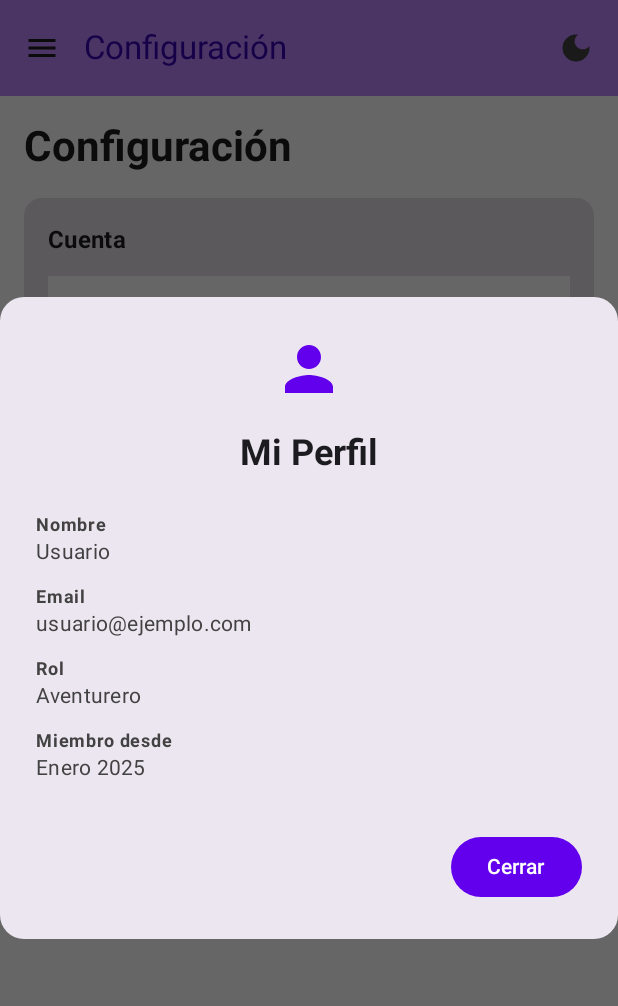
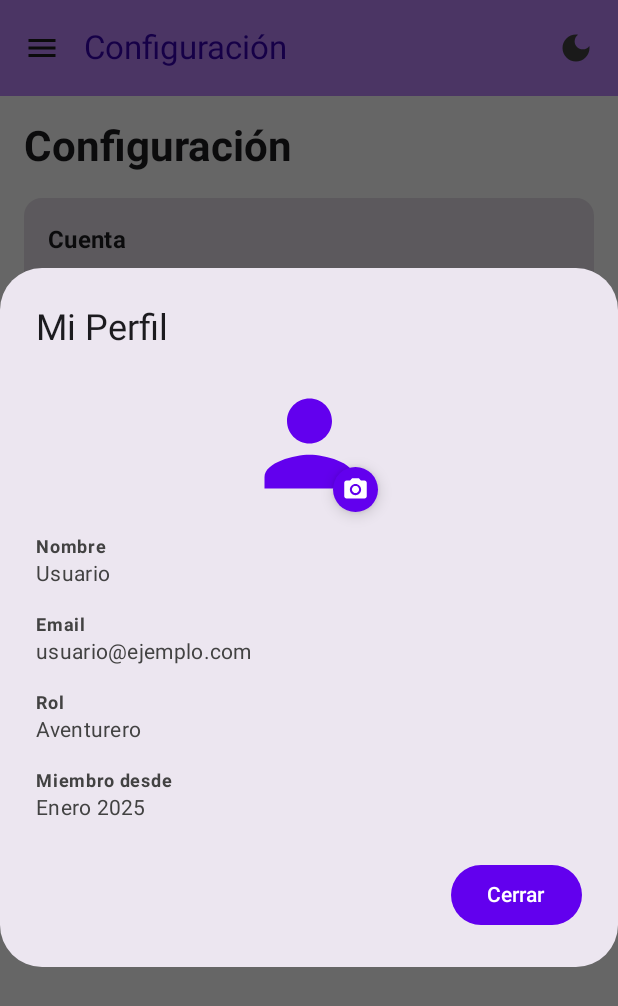
Before and after one commit to camiloyt96/MovilPathFinder, an Android app built with Jetpack Compose: the MenuScreen screen opened through its navigation route, after a tap on "Mi Perfil", on a phone screen of 412 x 824 dp. Shown: the top 1006 px of the screen. Run offline under Robolectric (Android 15) with nearby library versions, the phone set to English and light mode, and no system bars; our stand-ins replace Firebase (no records; nobody signed in at launch, a user with empty details on screens opened directly); pictures from the network do not load.

Commit message:
galery/camera

```diff
--- a/app/src/main/java/com/example/pathfinderapp/ui/components/MiniProfile.kt
+++ b/app/src/main/java/com/example/pathfinderapp/ui/components/MiniProfile.kt
@@ -1,14 +1,18 @@
 package com.example.pathfinderapp.ui.components
 
+import android.net.Uri
 import androidx.compose.foundation.layout.*
+import androidx.compose.foundation.shape.CircleShape
+import androidx.compose.material.icons.Icons
+import androidx.compose.material.icons.filled.CameraAlt
+import androidx.compose.material.icons.filled.Person
 import androidx.compose.material3.*
-import androidx.compose.material.icons.Icons
-import androidx.compose.material.icons.filled.Person
 import androidx.compose.runtime.Composable
+import androidx.compose.ui.Alignment
 import androidx.compose.ui.Modifier
-import androidx.compose.ui.text.font.FontWeight
+import androidx.compose.ui.draw.clip
 import androidx.compose.ui.unit.dp
-import androidx.compose.foundation.shape.RoundedCornerShape
+import coil.compose.AsyncImage
 
 @Composable
 fun MiniProfile(
@@ -16,44 +20,64 @@ fun MiniProfile(
     email: String,
     role: String,
     memberSince: String,
+    photoUri: Uri?,
+    onChangePhoto: () -> Unit,
     onClose: () -> Unit
 ) {
     AlertDialog(
         onDismissRequest = onClose,
-        icon = {
-            Icon(
-                imageVector = Icons.Filled.Person,
-                contentDescription = "Perfil",
-                tint = MaterialTheme.colorScheme.primary,
-                modifier = Modifier.size(48.dp)
-            )
-        },
-        title = {
-            Text(
-                text = "Mi Perfil",
-                style = MaterialTheme.typography.headlineSmall,
-                fontWeight = FontWeight.Bold
-            )
-        },
+        title = { Text("Mi Perfil") },
         text = {
             Column(
-                modifier = Modifier
-                    .fillMaxWidth()
-                    .padding(vertical = 8.dp),
-                verticalArrangement = Arrangement.spacedBy(12.dp)
+                modifier = Modifier.fillMaxWidth(),
+                verticalArrangement = Arrangement.spacedBy(16.dp),
+                horizontalAlignment = Alignment.CenterHorizontally
             ) {
-                ProfileInfoRow(label = "Nombre", value = username)
-                ProfileInfoRow(label = "Email", value = email)
-                ProfileInfoRow(label = "Rol", value = role)
-                ProfileInfoRow(label = "Miembro desde", value = memberSince)
+
+                // FOTO PERFIL
+                Box(modifier = Modifier.size(90.dp)) {
+                    if (photoUri != null) {
+                        AsyncImage(
+                            model = photoUri,
+                            contentDescription = "Foto perfil",
+                            modifier = Modifier
+                                .size(90.dp)
+                                .clip(CircleShape)
+                        )
+                    } else {
+                        Icon(
+                            imageVector = Icons.Default.Person,
+                            contentDescription = "Perfil",
+                            tint = MaterialTheme.colorScheme.primary,
+                            modifier = Modifier
+                                .size(90.dp)
+                                .clip(CircleShape)
+                        )
+                    }
+
+                    // Botón para cambiar foto
+                    FloatingActionButton(
+                        onClick = onChangePhoto,
+                        modifier = Modifier
+                            .size(30.dp)
+                            .align(Alignment.BottomEnd),
+                        containerColor = MaterialTheme.colorScheme.primary,
+                        contentColor = MaterialTheme.colorScheme.onPrimary
+                    ) {
+                        Icon(Icons.Default.CameraAlt, contentDescription = null, modifier = Modifier.size(18.dp))
+                    }
+                }
+
+                // Información de perfil
+                ProfileInfoRow("Nombre", username)
+                ProfileInfoRow("Email", email)
+                ProfileInfoRow("Rol", role)
+                ProfileInfoRow("Miembro desde", memberSince)
             }
         },
         confirmButton = {
-            Button(onClick = onClose) {
-                Text("Cerrar")
-            }
-        },
-        shape = RoundedCornerShape(16.dp)
+            Button(onClick = onClose) { Text("Cerrar") }
+        }
     )
 }
 
@@ -63,7 +87,7 @@ fun ProfileInfoRow(label: String, value: String) {
         Text(
             text = label,
             style = MaterialTheme.typography.labelMedium,
-            fontWeight = FontWeight.Bold
+            fontWeight = androidx.compose.ui.text.font.FontWeight.Bold
         )
         Text(
             text = value,
--- a/app/src/main/java/com/example/pathfinderapp/ui/screens/MenuScreen.kt
+++ b/app/src/main/java/com/example/pathfinderapp/ui/screens/MenuScreen.kt
@@ -1,5 +1,12 @@
 package com.example.pathfinderapp.ui.screens
 
+import android.Manifest
+import android.content.Context
+import android.net.Uri
+import android.os.Build
+import androidx.activity.compose.rememberLauncherForActivityResult
+import androidx.activity.result.PickVisualMediaRequest
+import androidx.activity.result.contract.ActivityResultContracts
 import androidx.compose.foundation.layout.*
 import androidx.compose.foundation.rememberScrollState
 import androidx.compose.foundation.verticalScroll
@@ -9,18 +16,52 @@ import androidx.compose.material3.*
 import androidx.compose.runtime.*
 import androidx.compose.ui.Alignment
 import androidx.compose.ui.Modifier
+import androidx.compose.ui.platform.LocalContext
 import androidx.compose.ui.text.font.FontWeight
-import androidx.compose.ui.tooling.preview.Preview
 import androidx.compose.ui.unit.dp
+import coil.compose.AsyncImage
 import com.example.pathfinderapp.ui.components.MiniProfile
-
+import com.example.pathfinderapp.ui.components.ProfileInfoRow
+import java.io.File
+import androidx.core.content.FileProvider
+import androidx.compose.ui.graphics.vector.ImageVector
 
 @Composable
 fun MenuScreen(
     onLogoutClick: () -> Unit = {}
 ) {
+    var showProfileDialog by remember { mutableStateOf(false) }
     var showLogoutDialog by remember { mutableStateOf(false) }
-    var showProfileDialog by remember { mutableStateOf(false) }
+    var showPickerDialog by remember { mutableStateOf(false) }
+    var profilePhotoUri by remember { mutableStateOf<Uri?>(null) }
+
+    val context = LocalContext.current
+
+    // Launchers
+    val cameraLauncher = rememberLauncherForActivityResult(
+        ActivityResultContracts.TakePicture()
+    ) { success -> if (success) { /* uri ya en profilePhotoUri */ } }
+
+    val galleryLauncher = rememberLauncherForActivityResult(
+        ActivityResultContracts.PickVisualMedia()
+    ) { uri -> profilePhotoUri = uri }
+
+    val permissionLauncher = rememberLauncherForActivityResult(
+        ActivityResultContracts.RequestMultiplePermissions()
+    ) {}
+
+    // Abrir selector de imagen
+    fun pickImage() {
+        val permissions = mutableListOf<String>()
+        if (Build.VERSION.SDK_INT >= Build.VERSION_CODES.TIRAMISU) {
+            permissions.add(Manifest.permission.READ_MEDIA_IMAGES)
+        } else {
+            permissions.add(Manifest.permission.READ_EXTERNAL_STORAGE)
+        }
+        permissions.add(Manifest.permission.CAMERA)
+        permissionLauncher.launch(permissions.toTypedArray())
+        showPickerDialog = true
+    }
 
     Column(
         modifier = Modifier
@@ -86,18 +127,48 @@ fun MenuScreen(
         }
     }
 
-    // Diálogo MiniProfile
+    // MiniProfile Dialog
     if (showProfileDialog) {
         MiniProfile(
             username = "Usuario",
             email = "usuario@ejemplo.com",
             role = "Aventurero",
             memberSince = "Enero 2025",
+            photoUri = profilePhotoUri,
+            onChangePhoto = { pickImage() },
             onClose = { showProfileDialog = false }
         )
     }
 
-    // Diálogo de confirmación de cierre de sesión
+    // BottomSheet-like selector
+    if (showPickerDialog) {
+        AlertDialog(
+            onDismissRequest = { showPickerDialog = false },
+            title = { Text("Seleccionar Imagen") },
+            text = { Text("Elige de donde tomar la foto:") },
+            confirmButton = {
+                TextButton(onClick = {
+                    galleryLauncher.launch(PickVisualMediaRequest(ActivityResultContracts.PickVisualMedia.ImageOnly))
+                    showPickerDialog = false
+                }) {
+                    Text("Galería")
+                }
+            },
+            dismissButton = {
+                TextButton(onClick = {
+                    val photoFile = File(context.cacheDir, "photo_${System.currentTimeMillis()}.jpg")
+                    val tempUri = FileProvider.getUriForFile(context, "${context.packageName}.provider", photoFile)
+                    profilePhotoUri = tempUri
+                    cameraLauncher.launch(tempUri)
+                    showPickerDialog = false
+                }) {
+                    Text("Cámara")
+                }
+            }
+        )
+    }
+
+    // Logout Dialog
     if (showLogoutDialog) {
         AlertDialog(
             onDismissRequest = { showLogoutDialog = false },
@@ -113,14 +184,10 @@ fun MenuScreen(
                     colors = ButtonDefaults.buttonColors(
                         containerColor = MaterialTheme.colorScheme.error
                     )
-                ) {
-                    Text("Cerrar Sesión")
-                }
+                ) { Text("Cerrar Sesión") }
             },
             dismissButton = {
-                TextButton(onClick = { showLogoutDialog = false }) {
-                    Text("Cancelar")
-                }
+                TextButton(onClick = { showLogoutDialog = false }) { Text("Cancelar") }
             }
         )
     }
@@ -128,17 +195,14 @@ fun MenuScreen(
 
 @Composable
 fun MenuOption(
-    icon: androidx.compose.ui.graphics.vector.ImageVector,
+    icon: ImageVector,
     title: String,
     description: String,
     iconTint: androidx.compose.ui.graphics.Color = MaterialTheme.colorScheme.primary,
     titleColor: androidx.compose.ui.graphics.Color = MaterialTheme.colorScheme.onSurface,
     onClick: () -> Unit
 ) {
-    Surface(
-        onClick = onClick,
-        modifier = Modifier.fillMaxWidth()
-    ) {
+    Surface(onClick = onClick, modifier = Modifier.fillMaxWidth()) {
         Row(
             modifier = Modifier
                 .fillMaxWidth()
@@ -155,13 +219,3 @@ fun MenuOption(
         }
     }
 }
-
-@Preview(showBackground = true)
-@Composable
-fun MenuScreenPreview() {
-    MaterialTheme {
-        MenuScreen(
-            onLogoutClick = {}
-        )
-    }
-}
--- /dev/null
+++ b/app/src/main/res/xml/filepaths.xml
@@ -0,0 +1,4 @@
+<?xml version="1.0" encoding="utf-8"?>
+<paths xmlns:android="http://schemas.android.com/apk/res/android">
+    <cache-path name="cache" path="."/>
+</paths>
```
Also changed, not shown: app/src/main/AndroidManifest.xml (+22 -2 lines).
